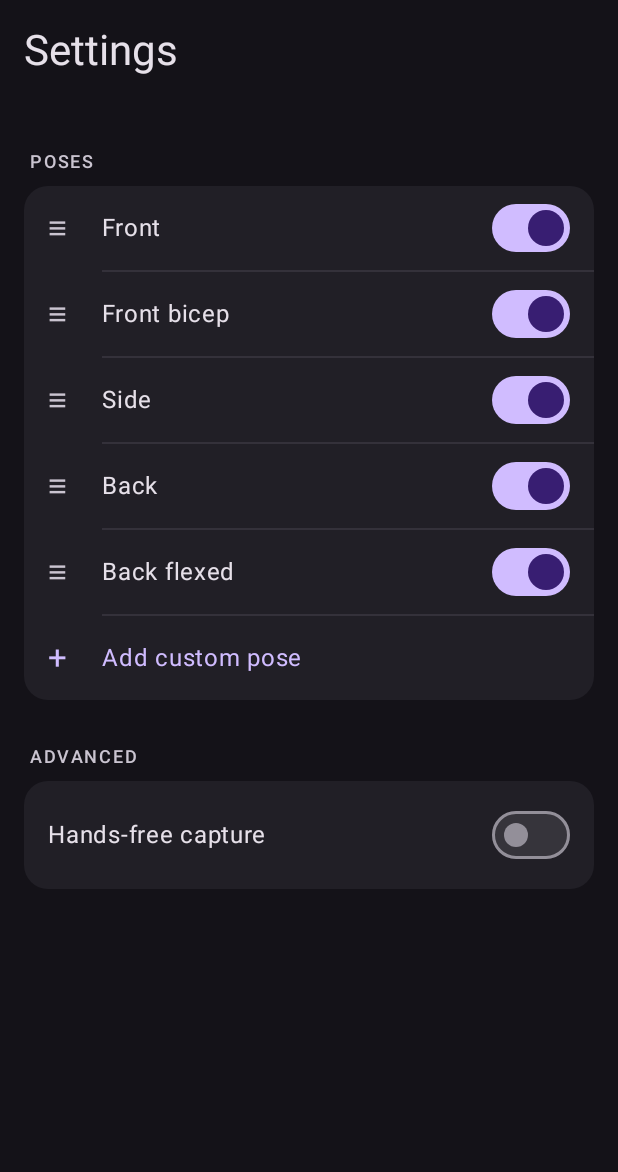
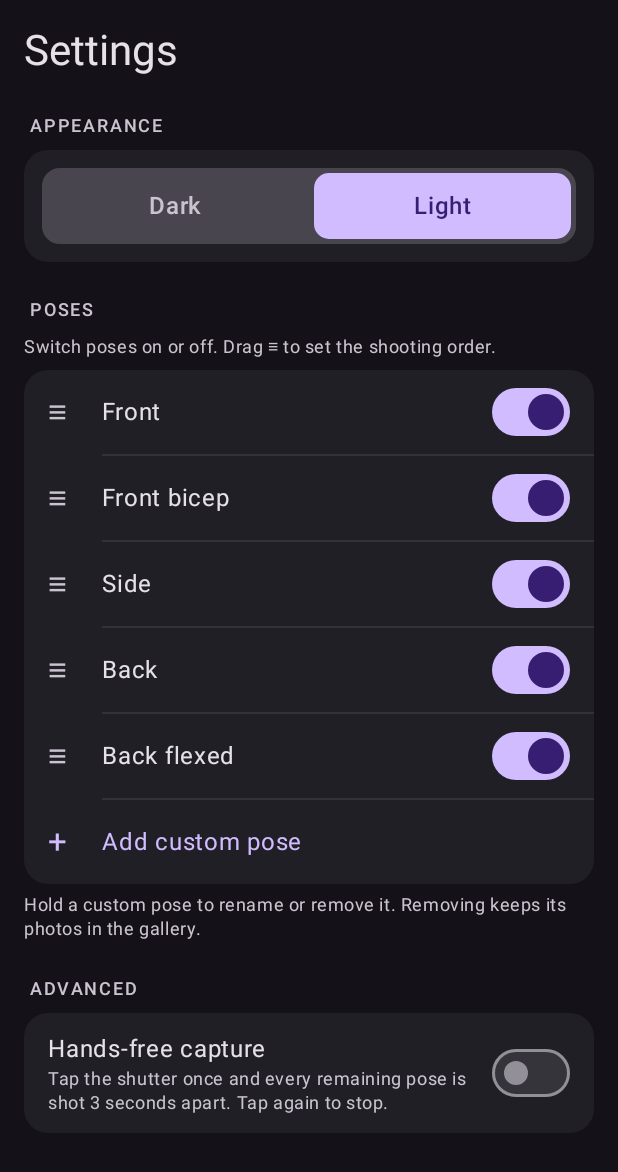
Before and after one commit to Arnav-Deoghare/Sculpt, an Android app built with Jetpack Compose: the composable SettingsScreen shown on its own in the app's theme, on a phone screen of 412 x 824 dp. Shown: the top 1172 px of the screen. Run offline under Robolectric (Android 15) with nearby library versions, the phone set to English and light mode, and no system bars; our stand-ins replace Room's generated code.

Commit message:
chore:modified poses and settings

```diff
--- a/app/src/main/java/com/arnav/sculpt/settings/SettingsScreen.kt
+++ b/app/src/main/java/com/arnav/sculpt/settings/SettingsScreen.kt
@@ -120,13 +120,30 @@ fun SettingsScreen(dark: Boolean, onDarkChange: (Boolean) -> Unit) {
             Spacer(Modifier.height(24.dp))
 
             // ---- Appearance ----
-//
+            SectionLabel("Appearance")
+            SectionCard {
+                Row(
+                    modifier = Modifier
+                        .fillMaxWidth()
+                        .padding(12.dp)
+                        .clip(RoundedCornerShape(12.dp))
+                        .background(MaterialTheme.colorScheme.surfaceVariant)
+                ) {
+                    Segment("Dark", dark, Modifier.weight(1f)) { onDarkChange(true) }
+                    Segment("Light", !dark, Modifier.weight(1f)) { onDarkChange(false) }
+                }
+            }
+
             Spacer(Modifier.height(24.dp))
 
             // ---- Poses ----
             SectionLabel("Poses")
-
-
+            Text(
+                text = "Switch poses on or off. Drag ≡ to set the shooting order.",
+                style = MaterialTheme.typography.bodySmall,
+                color = MaterialTheme.colorScheme.onSurfaceVariant,
+                modifier = Modifier.padding(bottom = 8.dp)
+            )
             SectionCard {
                 Column {
                     order.forEachIndexed { index, pose ->
@@ -229,7 +246,11 @@ fun SettingsScreen(dark: Boolean, onDarkChange: (Boolean) -> Unit) {
                 }
             }
             Spacer(Modifier.height(6.dp))
-
+            Text(
+                text = "Hold a custom pose to rename or remove it. Removing keeps its photos in the gallery.",
+                style = MaterialTheme.typography.bodySmall,
+                color = MaterialTheme.colorScheme.onSurfaceVariant
+            )
             notice?.let {
                 Spacer(Modifier.height(4.dp))
                 Text(it, style = MaterialTheme.typography.bodySmall, color = MaterialTheme.colorScheme.error)
@@ -248,7 +269,11 @@ fun SettingsScreen(dark: Boolean, onDarkChange: (Boolean) -> Unit) {
                 ) {
                     Column(modifier = Modifier.weight(1f)) {
                         Text("Hands-free capture", style = MaterialTheme.typography.bodyLarge)
-
+                        Text(
+                            text = "Tap the shutter once and every remaining pose is shot 3 seconds apart. Tap again to stop.",
+                            style = MaterialTheme.typography.bodySmall,
+                            color = MaterialTheme.colorScheme.onSurfaceVariant
+                        )
                     }
                     Spacer(Modifier.width(12.dp))
                     Switch(
```
Also changed, not shown: app/src/main/java/com/arnav/sculpt/camera/CameraScreen.kt (+60 -25 lines), gradle/wrapper/gradle-wrapper.properties, 1 other file.
